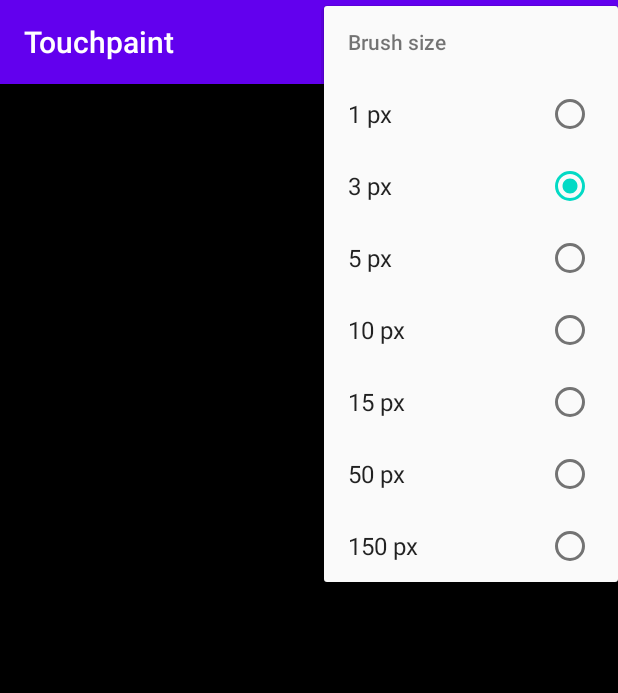
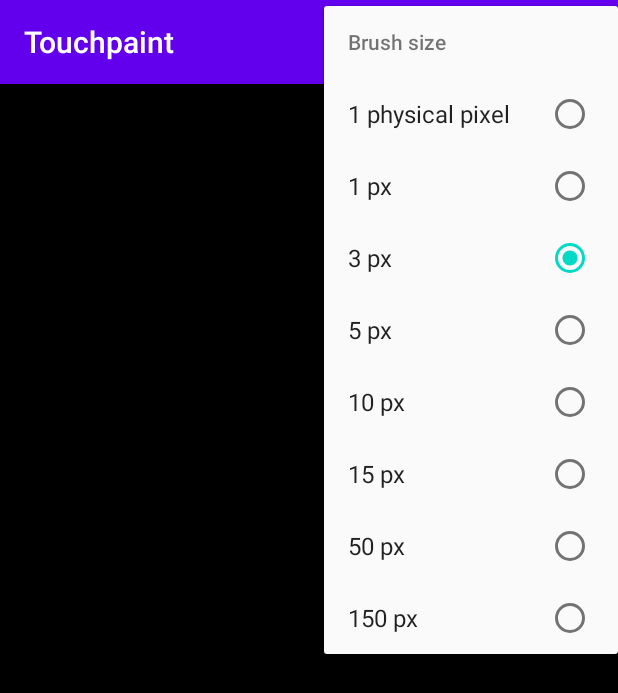
Before and after one commit to kdrag0n/touchpaint-android, an Android app: the screen it shows after launch (MainActivity), in the options menu, after a tap on "Brush size", on a phone screen of 412 x 824 dp. Shown: the top 693 px of the screen. Run offline under Robolectric (Android 15) with nearby library versions, the phone set to English and light mode, and no system bars.

Commit message:
Allow setting brush size to 1 physical pixel

```diff
--- a/app/src/main/java/dev/kdrag0n/touchpaint/MainActivity.kt
+++ b/app/src/main/java/dev/kdrag0n/touchpaint/MainActivity.kt
@@ -31,6 +31,7 @@
                 R.id.blank_mode -> mode = PaintMode.BLANK
 
                 // Brush sizes
+                R.id.brush_size_physical_1px -> setBrushSizePx(1f)
                 R.id.brush_size_1px -> setBrushSize(1f)
                 R.id.brush_size_3px -> setBrushSize(3f)
                 R.id.brush_size_5px -> setBrushSize(5f)
--- a/app/src/main/java/dev/kdrag0n/touchpaint/PaintView.kt
+++ b/app/src/main/java/dev/kdrag0n/touchpaint/PaintView.kt
@@ -115,8 +115,12 @@
         return TypedValue.applyDimension(TypedValue.COMPLEX_UNIT_DIP, dp, resources.displayMetrics)
     }
 
+    fun setBrushSizePx(px: Float) {
+        brushPaint.strokeWidth = px
+    }
+
     fun setBrushSize(dp: Float) {
-        brushPaint.strokeWidth = dpToPx(dp)
+        setBrushSizePx(dpToPx(dp))
     }
 
     private fun clearCanvas() {
--- a/app/src/main/res/menu/paint_menu.xml
+++ b/app/src/main/res/menu/paint_menu.xml
@@ -19,6 +19,8 @@
     <item android:id="@+id/brush_size" android:title="@string/brush_size">
         <menu>
             <group android:checkableBehavior="single">
+                <item android:id="@+id/brush_size_physical_1px"
+                    android:title="@string/size_physical_1px" />
                 <item android:id="@+id/brush_size_1px"
                     android:title="@string/size_1px" />
                 <item android:id="@+id/brush_size_3px"
--- a/app/src/main/res/values/strings.xml
+++ b/app/src/main/res/values/strings.xml
@@ -23,4 +23,5 @@
     <string name="on_next_stroke">On next stroke</string>
     <string name="clear_delay">Clear delay</string>
     <string name="clear_delay_100ms">100 ms</string>
+    <string name="size_physical_1px">1 physical pixel</string>
 </resources>
```
